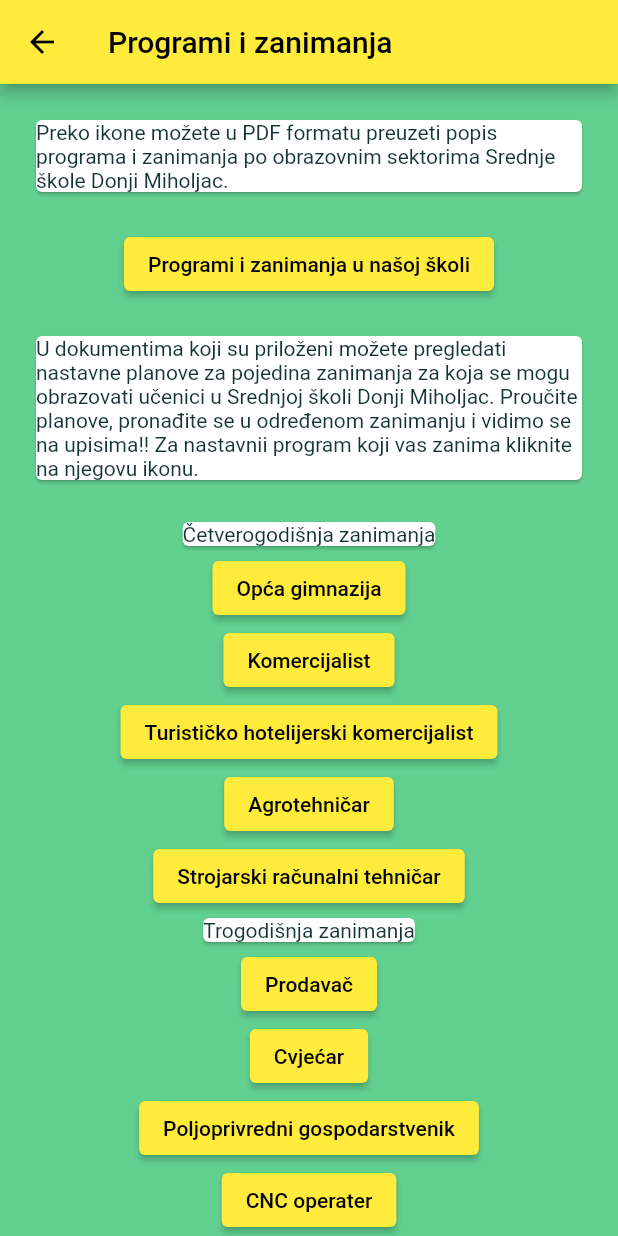
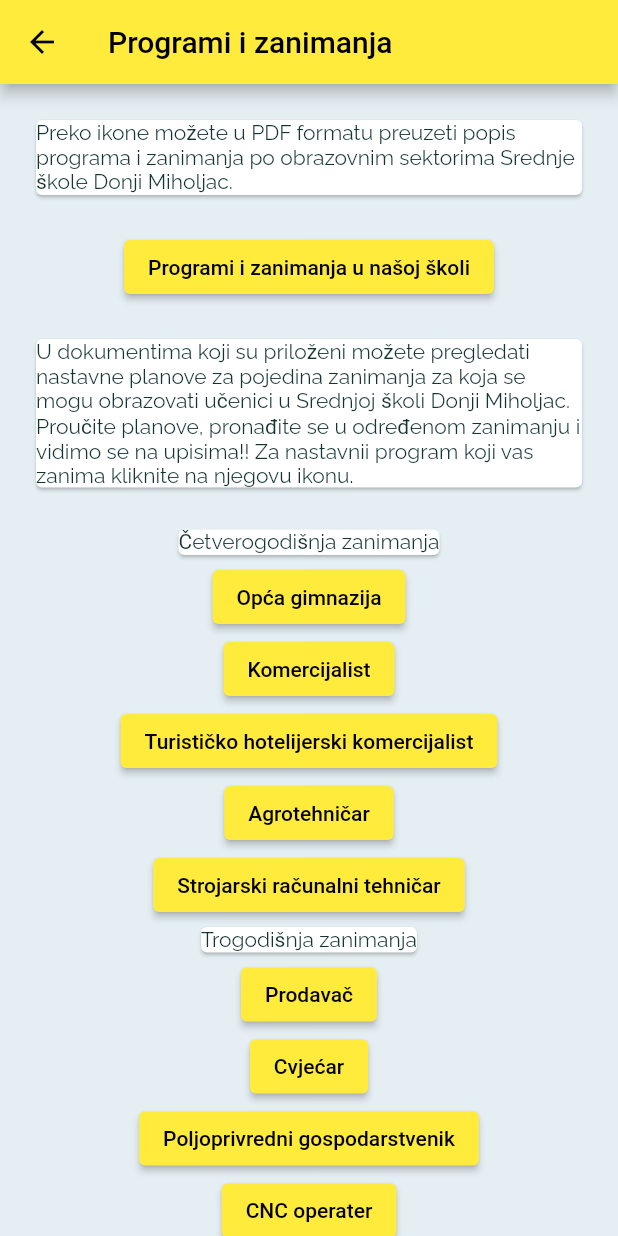
Before and after one commit to lovrodijanovic/SS-Donji-Miholjac, a Flutter app: the screen it shows after launch, after a tap on "OPIS PROGRAMA", on a phone screen of 412 x 824 dp. Run offline on Flutter 3.47's test engine with Material 2 defaults, Android fonts, the phone set to English and light mode, and no system bars; our stand-ins replace flutter_phosphor_icons, google_fonts, hexcolor; network calls fail.

Commit message:
added splash art, changed main page

```diff
--- a/lib/main.dart
+++ b/lib/main.dart
@@ -8,9 +8,11 @@ import 'package:ss_donji_miholjac/appFunctionalities/notifications.dart';
 import 'package:ss_donji_miholjac/appFunctionalities/program_description.dart';
 import 'package:ss_donji_miholjac/appFunctionalities/student_association.dart';
 import 'package:ss_donji_miholjac/selection_screen.dart';
+import 'package:ss_donji_miholjac/splash.dart';
 import './appFunctionalities/about_school.dart';
 import 'appFunctionalities/projects.dart';
 import 'appFunctionalities/scedule.dart';
+import 'package:hexcolor/hexcolor.dart';
 
 void main() {
   runApp(const MyApp());
@@ -24,7 +26,7 @@ class MyApp extends StatelessWidget {
     return MaterialApp(
         title: 'Srednja škola Donji Miholjac',
         theme: ThemeData(
-            canvasColor: const Color.fromARGB(223, 75, 202, 128),
+            canvasColor: HexColor('E5EFF3'),
             fontFamily: 'Raleway',
             textTheme: ThemeData.light().textTheme.copyWith(
                   bodyText1: const TextStyle(
@@ -38,7 +40,7 @@ class MyApp extends StatelessWidget {
                 .copyWith(secondary: Colors.lightGreenAccent)),
         initialRoute: '/',
         routes: {
-          '/': (context) => SelectionScreen(),
+          '/': (context) => const Splash(),
           'aboutSchool': (context) => const AboutSchool(),
           'programDescription': (context) => const ProgramDescription(),
           'scedule': (context) => Scedule(),
--- a/lib/selection_screen.dart
+++ b/lib/selection_screen.dart
@@ -1,6 +1,9 @@
 // ignore_for_file: use_key_in_widget_constructors
 
 import 'package:flutter/material.dart';
+import 'package:flutter_phosphor_icons/flutter_phosphor_icons.dart';
+import 'package:google_fonts/google_fonts.dart';
+import 'package:hexcolor/hexcolor.dart';
 import 'package:ss_donji_miholjac/functionalites.dart';
 import 'functionalites.dart';
 import './functionality_item.dart';
@@ -9,13 +12,49 @@ class SelectionScreen extends StatelessWidget {
   @override
   Widget build(BuildContext context) {
     return Scaffold(
-      appBar: AppBar(
-          title: const Text(
-        'Srednja škola Donji Miholjac',
-        style: TextStyle(fontFamily: 'Raleway', fontSize: 20),
-      )),
-      body: Container(
-        decoration: BoxDecoration(borderRadius: BorderRadius.circular(100)),
+      body: Column(
+        children: [
+          Card(
+            shape: const RoundedRectangleBorder(borderRadius: BorderRadius.all(Radius.circular(30))),
+            color: HexColor('#006D77'),
+            child: SizedBox(
+              width: double.infinity,
+              child: Column(
+                children:[
+                  Align(
+                    alignment: Alignment.topRight,
+                    child: IconButton(
+                      alignment: Alignment.centerLeft,
+                      onPressed: () {},
+                      icon: const Icon(PhosphorIcons.info, size: 25, color: Colors.white,),
+                      ),
+                  ),
+                  Container(
+                    padding: const EdgeInsets.only(left: 30, bottom: 40),
+                    child: Column(
+                      children: [
+                      Align(
+                        alignment: Alignment.centerLeft,
+                        child:
+                          Text('Dobrodošli,', style: GoogleFonts.getFont('Poppins', color: Colors.white, fontWeight: FontWeight.w600, fontSize: 15, fontStyle: FontStyle.normal),)),
+                      Align(
+                      alignment: Alignment.centerLeft,
+                      child:
+                        Text('Srednja škola Donji Miholjac', style: GoogleFonts.getFont('Poppins', color: Colors.white, fontSize: 15, fontStyle: FontStyle.normal),)
+                    )
+                            ],
+                    ),
+                  ),
+                  Text('Placeholder za search barFSAFSAF')
+                ],
+              ),
+            )
+          ),
+          Padding(
+            padding: const EdgeInsets.only(left: 16, top: 30),
+            child: Align(alignment: Alignment.centerLeft,child: Text('Istraži istaknute kategorije', style: GoogleFonts.getFont('Poppins', fontWeight: FontWeight.w600, fontSize: 15, fontStyle: FontStyle.normal))),
+          ),
+          Expanded(
             child: GridView(
               padding: const EdgeInsets.all(32),
               gridDelegate: const SliverGridDelegateWithMaxCrossAxisExtent(
@@ -27,6 +66,8 @@ class SelectionScreen extends StatelessWidget {
                   .toList(),
             ),
           ),
+        ],
+      ),
     );
   }
 }
--- /dev/null
+++ b/lib/splash.dart
@@ -0,0 +1,49 @@
+import 'package:flutter/material.dart';
+import 'package:ss_donji_miholjac/selection_screen.dart';
+import 'package:google_fonts/google_fonts.dart';
+
+class Splash extends StatefulWidget {
+  const Splash({Key? key}) : super(key: key);
+
+  @override
+  State<Splash> createState() => _SplashState();
+}
+
+class _SplashState extends State<Splash> {
+  @override
+  void initState() {
+    super.initState();
+    _navigatetohome();
+  }
+
+  _navigatetohome()async{
+    await Future.delayed(Duration(milliseconds: 3000), () {});
+    Navigator.pushReplacement(context, MaterialPageRoute(builder: (context) => SelectionScreen()));
+  }
+
+
+  @override
+  Widget build(BuildContext context) {
+    return Scaffold(
+      backgroundColor: Colors.white,
+      body: Column(
+        mainAxisAlignment: MainAxisAlignment.spaceEvenly,
+        children: [
+          Image.asset('assets/images/happy_students.png', fit: BoxFit.contain,),
+          Column(
+            children: [
+              Text('Srednja škola', style: GoogleFonts.getFont('Poppins', fontWeight: FontWeight.w600, fontSize: 20, fontStyle: FontStyle.normal),),
+              Text('DONJI MIHOLJAC', style: GoogleFonts.getFont('Poppins', fontWeight: FontWeight.w600, fontSize: 32, fontStyle: FontStyle.normal),),
+            ],
+          ),
+          Row(
+            mainAxisAlignment: MainAxisAlignment.center,
+            children: [
+              Text('Developed by ',style: GoogleFonts.getFont('Poppins', fontWeight: FontWeight.w300, fontSize: 10, fontStyle: FontStyle.normal)),
+              Text('Marrow Labs d.o.o.', style: GoogleFonts.getFont('Poppins', fontWeight: FontWeight.bold, fontSize: 10, fontStyle: FontStyle.normal),),
+            ],
+          ),
+        ],
+      ));
+  }
+}
```
Also changed, not shown: pubspec.yaml (+4 -4 lines), assets/images/ZASTAVA.png (deleted), assets/images/happy_students.png (added), assets/images/test.jpg (deleted), assets/images/ucenicka_zadruga.png (deleted), 3 other files. Lines whose indentation alone changed are shown as unchanged.
